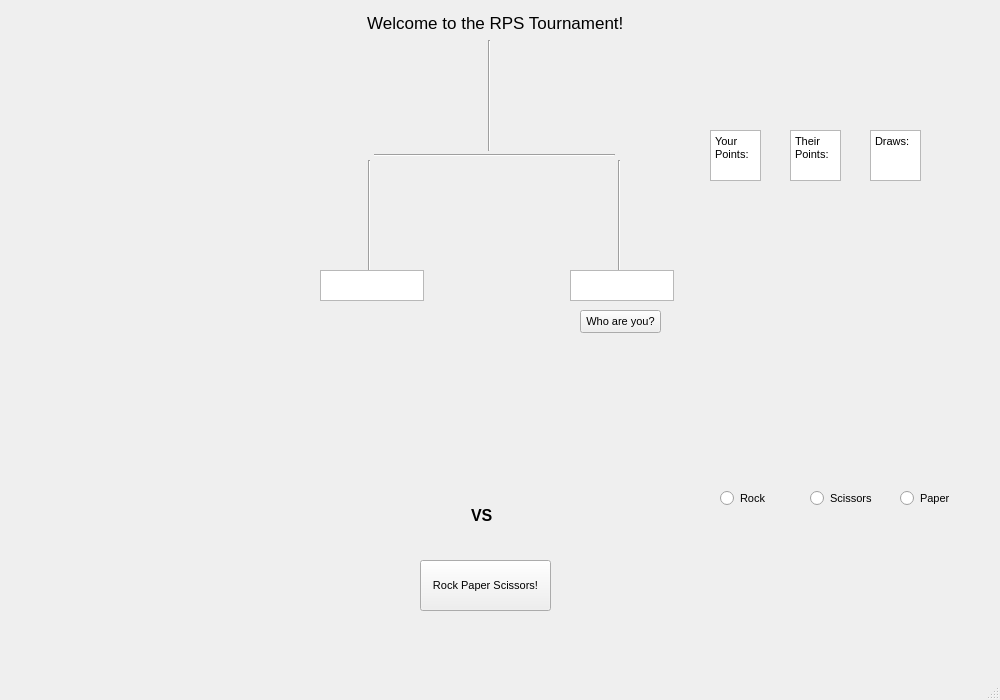
Qt form view.ui (JoshuaEMeyers/Project1) before a commit.
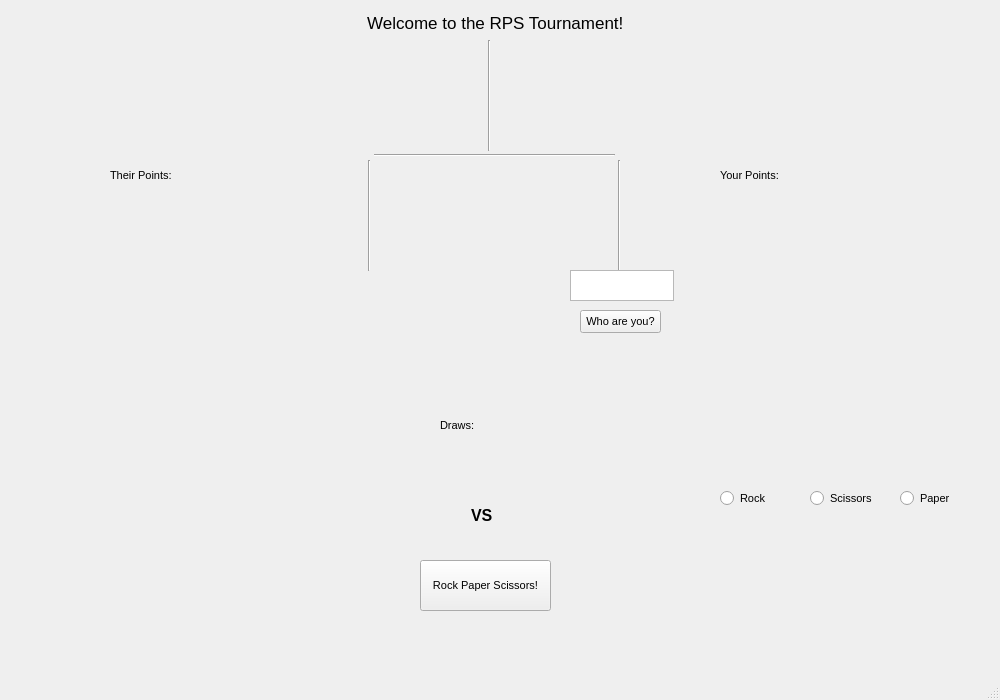
The same form after that commit.

Commit message: Fixed minor issues with GUI

What changed in the file:
```diff
--- a/view.ui
+++ b/view.ui
@@ -224,16 +224,6 @@
      <string/>
     </property>
    </widget>
-   <widget class="QTextEdit" name="textEdit_entry1">
-    <property name="geometry">
-     <rect>
-      <x>320</x>
-      <y>270</y>
-      <width>104</width>
-      <height>31</height>
-     </rect>
-    </property>
-   </widget>
    <widget class="QTextEdit" name="textEdit_entry2">
     <property name="geometry">
      <rect>
@@ -260,73 +250,34 @@
    <widget class="QLabel" name="info_label">
     <property name="geometry">
      <rect>
-      <x>710</x>
-      <y>230</y>
-      <width>271</width>
-      <height>51</height>
+      <x>420</x>
+      <y>620</y>
+      <width>131</width>
+      <height>21</height>
      </rect>
     </property>
     <property name="text">
      <string/>
     </property>
    </widget>
-   <widget class="QPlainTextEdit" name="plainTextEdit">
-    <property name="geometry">
-     <rect>
-      <x>710</x>
-      <y>130</y>
-      <width>51</width>
-      <height>51</height>
-     </rect>
-    </property>
-    <property name="plainText">
-     <string>Your Points:</string>
-    </property>
-   </widget>
-   <widget class="QPlainTextEdit" name="plainTextEdit_2">
-    <property name="geometry">
-     <rect>
-      <x>790</x>
-      <y>130</y>
-      <width>51</width>
-      <height>51</height>
-     </rect>
-    </property>
-    <property name="plainText">
-     <string>Their Points:</string>
-    </property>
-   </widget>
-   <widget class="QPlainTextEdit" name="plainTextEdit_3">
-    <property name="geometry">
-     <rect>
-      <x>870</x>
-      <y>130</y>
-      <width>51</width>
-      <height>51</height>
-     </rect>
-    </property>
-    <property name="plainText">
-     <string>Draws:</string>
-    </property>
-   </widget>
    <widget class="QLabel" name="your_points_label">
     <property name="geometry">
      <rect>
-      <x>720</x>
-      <y>190</y>
-      <width>31</width>
-      <height>21</height>
-     </rect>
-    </property>
-    <property name="text">
-     <string/>
-    </property>
-   </widget>
-   <widget class="QLabel" name="their_points_label">
-    <property name="geometry">
-     <rect>
       <x>800</x>
-      <y>190</y>
+      <y>160</y>
+      <width>31</width>
+      <height>21</height>
+     </rect>
+    </property>
+    <property name="text">
+     <string/>
+    </property>
+   </widget>
+   <widget class="QLabel" name="their_points_label">
+    <property name="geometry">
+     <rect>
+      <x>190</x>
+      <y>160</y>
       <width>31</width>
       <height>21</height>
      </rect>
@@ -338,8 +289,8 @@
    <widget class="QLabel" name="draw_label">
     <property name="geometry">
      <rect>
-      <x>880</x>
-      <y>190</y>
+      <x>490</x>
+      <y>410</y>
       <width>31</width>
       <height>21</height>
      </rect>
@@ -348,6 +299,58 @@
      <string/>
     </property>
    </widget>
+   <widget class="QLabel" name="your_points_text">
+    <property name="geometry">
+     <rect>
+      <x>720</x>
+      <y>150</y>
+      <width>71</width>
+      <height>51</height>
+     </rect>
+    </property>
+    <property name="text">
+     <string>Your Points:</string>
+    </property>
+   </widget>
+   <widget class="QLabel" name="their_points_text">
+    <property name="geometry">
+     <rect>
+      <x>110</x>
+      <y>150</y>
+      <width>71</width>
+      <height>51</height>
+     </rect>
+    </property>
+    <property name="text">
+     <string>Their Points:</string>
+    </property>
+   </widget>
+   <widget class="QLabel" name="draw_text">
+    <property name="geometry">
+     <rect>
+      <x>440</x>
+      <y>400</y>
+      <width>41</width>
+      <height>51</height>
+     </rect>
+    </property>
+    <property name="text">
+     <string>Draws:</string>
+    </property>
+   </widget>
+   <widget class="QLabel" name="enemy_label_2">
+    <property name="geometry">
+     <rect>
+      <x>320</x>
+      <y>270</y>
+      <width>101</width>
+      <height>31</height>
+     </rect>
+    </property>
+    <property name="text">
+     <string/>
+    </property>
+   </widget>
   </widget>
   <widget class="QMenuBar" name="menubar">
    <property name="geometry">
```
Left out of the diff: 2 changed lines with no effect on the pictures. The commit also changes 2 other files.
